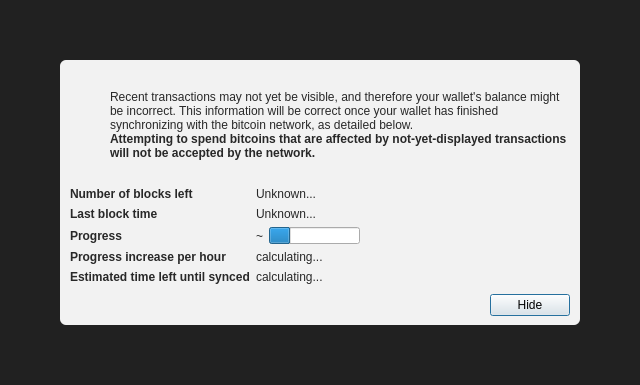
Qt form src/qt/forms/modaloverlay.ui (youngseoka/youngseokcoin_dd) before a commit.
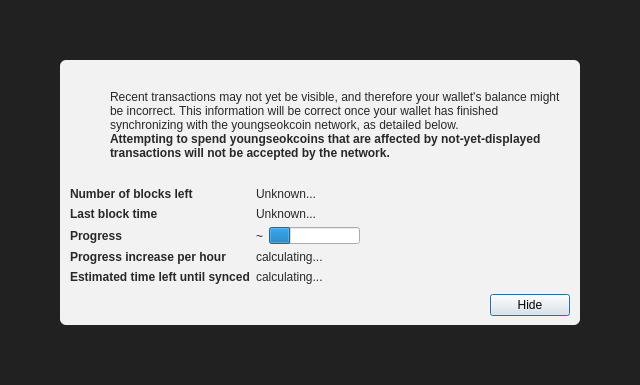
The same form after that commit. Icons and pictures are not drawn.

Commit message: rename bitcoin to youngseokcoin

What changed in the file:
```diff
--- a/src/qt/forms/modaloverlay.ui
+++ b/src/qt/forms/modaloverlay.ui
@@ -130,7 +130,7 @@
              <item>
               <widget class="QLabel" name="infoText">
                <property name="text">
-                <string>Recent transactions may not yet be visible, and therefore your wallet's balance might be incorrect. This information will be correct once your wallet has finished synchronizing with the bitcoin network, as detailed below.</string>
+                <string>Recent transactions may not yet be visible, and therefore your wallet's balance might be incorrect. This information will be correct once your wallet has finished synchronizing with the youngseokcoin network, as detailed below.</string>
                </property>
                <property name="textFormat">
                 <enum>Qt::RichText</enum>
@@ -149,7 +149,7 @@
                 </font>
                </property>
                <property name="text">
-                <string>Attempting to spend bitcoins that are affected by not-yet-displayed transactions will not be accepted by the network.</string>
+                <string>Attempting to spend youngseokcoins that are affected by not-yet-displayed transactions will not be accepted by the network.</string>
                </property>
                <property name="textFormat">
                 <enum>Qt::RichText</enum>
```
The commit also changes 1220 other files.
